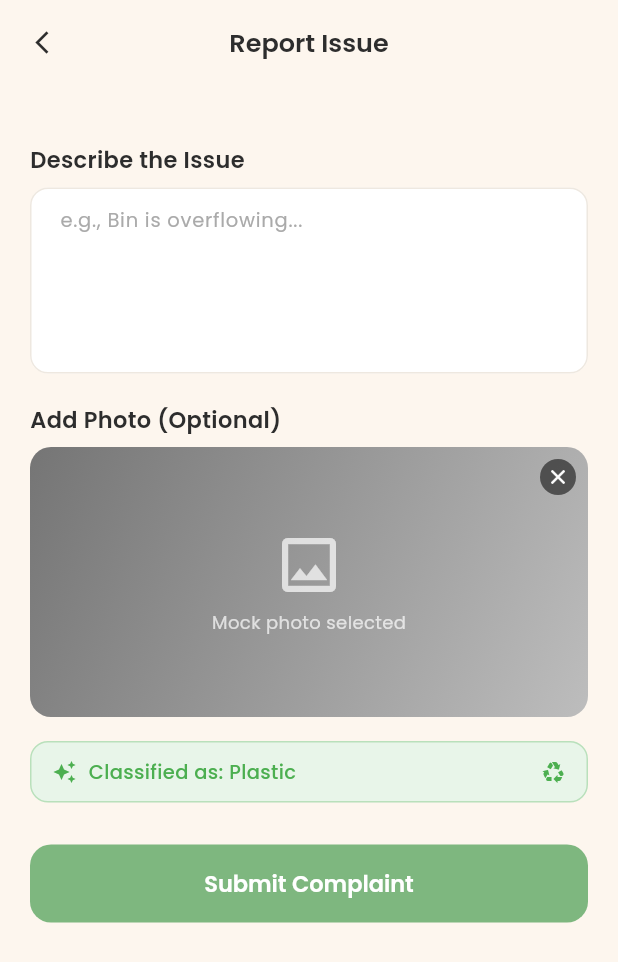
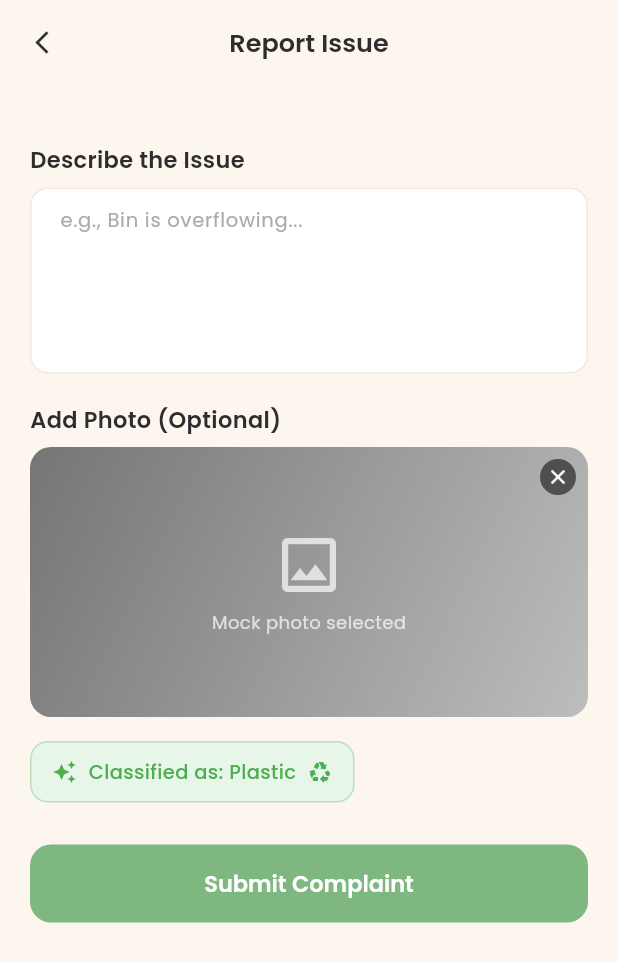
Before and after one commit to imChinmoy/EcoSyncAI, a Flutter app: the ReportIssueScreen screen opened directly, after a tap on "Tap to add photo", on a phone screen of 412 x 824 dp. Shown: the top 962 px of the screen. Run offline on Flutter 3.47's test engine with Material 3 defaults, Android fonts, the phone set to English and light mode, and no system bars; our stand-ins replace dio, flutter_bloc, google_fonts, shared_preferences; accounts and stored records are empty.

Commit message:
resolved bloc issue

```diff
--- a/lib/features/report/presentations/screens/report_issue_screen.dart
+++ b/lib/features/report/presentations/screens/report_issue_screen.dart
@@ -347,7 +347,7 @@ class _AiLabelChip extends StatelessWidget {
                 fontWeight: FontWeight.w500,
               ),
             ),
-            const Spacer(),
+            const SizedBox(width: 8),
             const Icon(Icons.recycling, color: AppColors.statusEmpty, size: 16),
           ],
         ),
--- a/pubspec.yaml
+++ b/pubspec.yaml
@@ -45,8 +45,8 @@ dependencies:
   url_launcher: ^6.2.5
   riverpod: ^2.6.1
   riverpod_annotation: ^2.6.1
-  provider: ^6.1.2
   image_picker: ^1.1.2
+  flutter_bloc: ^8.1.0
 
 dev_dependencies:
   flutter_test:
```
Also changed, not shown: pubspec.lock.
